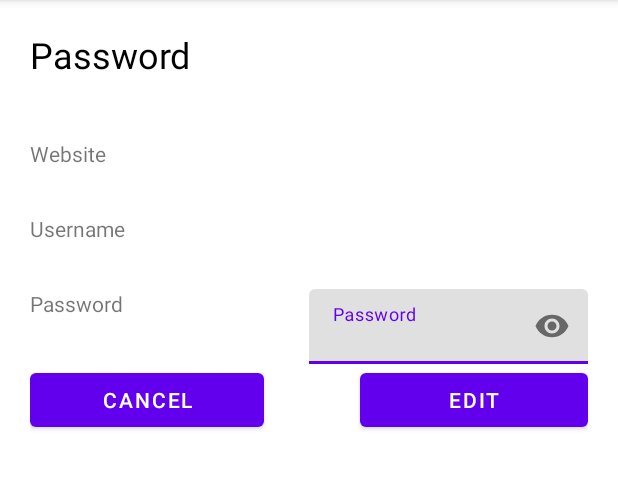
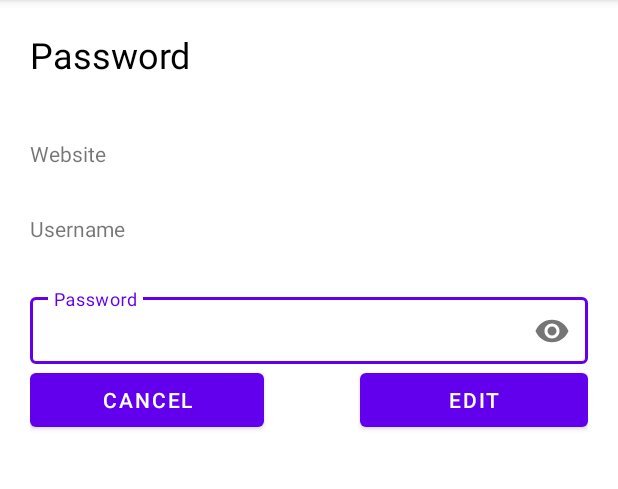
Before and after one commit to novisadvenis/safeshake, an Android app: the PasswordActivity screen opened directly, with no data from a screen before it, on a phone screen of 412 x 824 dp, the part 84-573 px from its top. Run offline under Robolectric (Android 15) with nearby library versions, the phone set to English and light mode, and no system bars; 3 statements that could not run were skipped.

Commit message:
password details new field

```diff
--- a/app/src/main/res/layout/activity_password.xml
+++ b/app/src/main/res/layout/activity_password.xml
@@ -73,27 +73,25 @@
             android:layout_height="50dp"
             android:orientation="horizontal">
 
-            <TextView
-                android:id="@+id/passwordDetails_password_label"
-                android:layout_width="match_parent"
-                android:layout_height="match_parent"
-                android:layout_weight="1"
-                android:text="Password" />
-
             <com.google.android.material.textfield.TextInputLayout
                 android:layout_width="match_parent"
                 android:layout_height="match_parent"
                 android:layout_weight="1"
                 app:passwordToggleDrawable="@drawable/password_eye"
-                app:passwordToggleEnabled="true">
+                app:passwordToggleEnabled="true"
+                style="@style/Widget.MaterialComponents.TextInputLayout.OutlinedBox"
+                >
 
                 <com.google.android.material.textfield.TextInputEditText
                     android:id="@+id/passwordDetails_password_value"
                     android:layout_width="match_parent"
-                    android:layout_height="wrap_content"
+                    android:layout_height="match_parent"
                     android:hint="Password"
                     android:inputType="textPassword"
-                    />
+                    android:paddingTop="10dp"
+
+                    android:textAlignment="viewStart"
+                    android:textSize="16sp" />
             </com.google.android.material.textfield.TextInputLayout>
 
         </LinearLayout>
```
